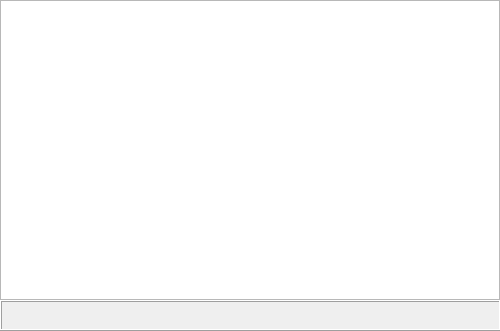
Above: Lesson-7/Task-2/badlanguagefilter.ui from UnderWaterWelder27/NG-2021-Vladislav-Striuk before the change. Below: the same form after it.
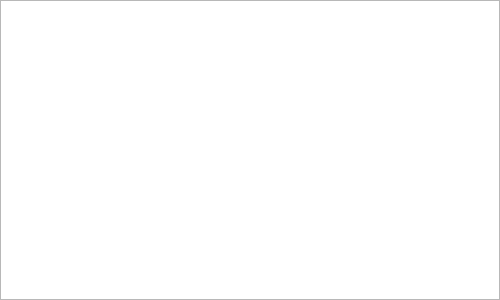
That is the form after the change.

What changed in the file:
```diff
--- a/Lesson-7/Task-2/badlanguagefilter.ui
+++ b/Lesson-7/Task-2/badlanguagefilter.ui
@@ -7,19 +7,19 @@
     <x>0</x>
     <y>0</y>
     <width>500</width>
-    <height>331</height>
+    <height>300</height>
    </rect>
   </property>
   <property name="minimumSize">
    <size>
     <width>500</width>
-    <height>100</height>
+    <height>300</height>
    </size>
   </property>
   <property name="maximumSize">
    <size>
     <width>500</width>
-    <height>16777215</height>
+    <height>300</height>
    </size>
   </property>
   <property name="windowTitle">
@@ -65,17 +65,24 @@
     <property name="geometry">
      <rect>
       <x>0</x>
-      <y>300</y>
+      <y>250</y>
+      <width>501</width>
+      <height>51</height>
+     </rect>
+    </property>
+    <property name="text">
+     <string/>
+    </property>
+   </widget>
+   <widget class="QLabel" name="l_showChanges">
+    <property name="geometry">
+     <rect>
+      <x>0</x>
+      <y>270</y>
       <width>501</width>
       <height>31</height>
      </rect>
     </property>
-    <property name="frameShape">
-     <enum>QFrame::Box</enum>
-    </property>
-    <property name="frameShadow">
-     <enum>QFrame::Raised</enum>
-    </property>
     <property name="text">
      <string/>
     </property>
```
Left out of the diff: 7 changed lines with no effect on the pictures.
